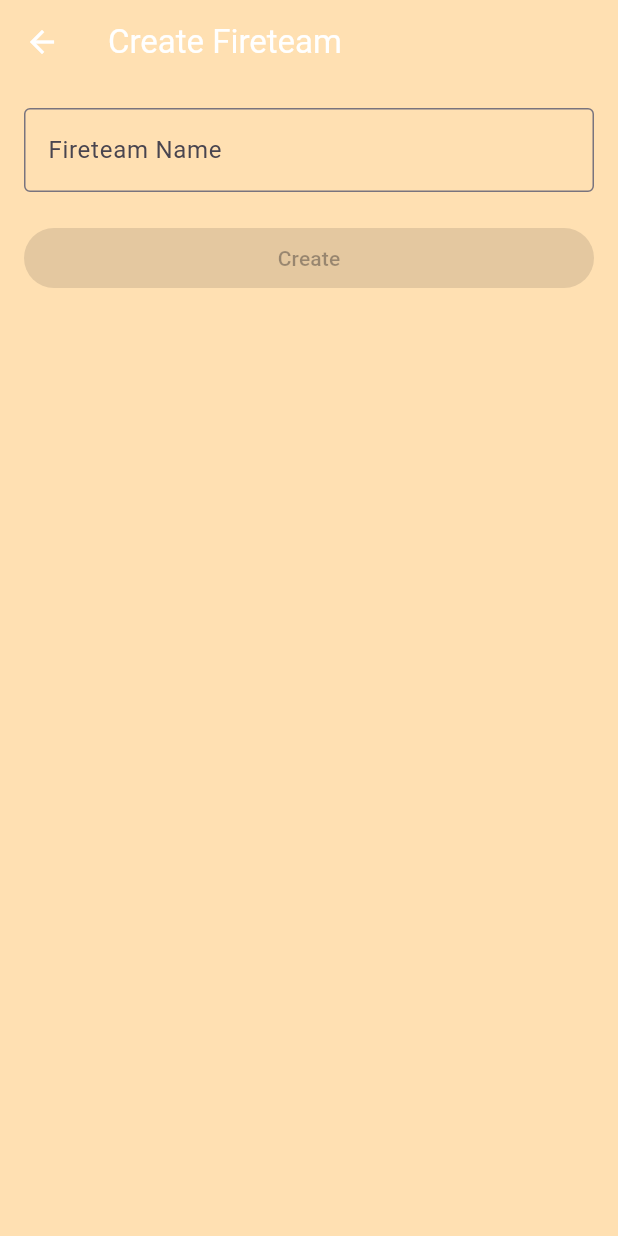
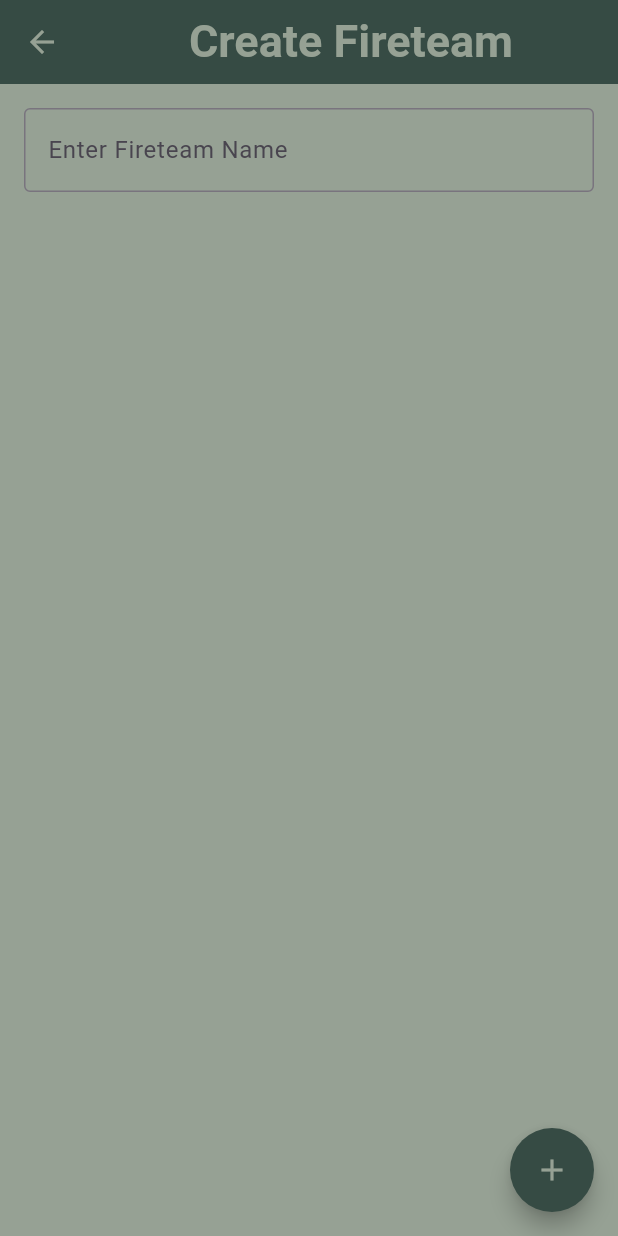
Before and after one commit to graveto/fireteam_builder, a Flutter app: the screen it shows after launch, after a tap on the "add" icon, on a phone screen of 412 x 824 dp. Run offline on Flutter 3.47's test engine with Material 3 defaults, Android fonts, the light colour scheme and no system bars.

Commit message:
Added colors and updated layout

```diff
--- a/lib/create_fireteam_widget.dart
+++ b/lib/create_fireteam_widget.dart
@@ -37,7 +37,15 @@ class _CreateFireteamWidgetState extends State<CreateFireteamWidget> {
   Widget build(BuildContext context) {
     return Scaffold(
       appBar: AppBar(
-        title: const Text('Create Fireteam'),
+        title: Center(
+          child: Text(
+            'Create Fireteam',
+            style: TextStyle(
+              fontSize: 30,
+              fontWeight: FontWeight.bold,
+            ),
+          ),
+        ),
       ),
       body: Padding(
         padding: const EdgeInsets.all(16.0),
@@ -47,12 +55,14 @@ class _CreateFireteamWidgetState extends State<CreateFireteamWidget> {
             TextField(
               controller: _fireteamNameController,
               decoration: const InputDecoration(
-                labelText: 'Fireteam Name',
+                labelText: 'Enter Fireteam Name',
                 border: OutlineInputBorder(),
               ),
             ),
-            const SizedBox(height: 20),
-            ElevatedButton(
+          ],
+        ),
+      ),
+      floatingActionButton: FloatingActionButton(
         onPressed: _fireteamName.trim().isEmpty
             ? null
             : () {
@@ -65,11 +75,12 @@ class _CreateFireteamWidgetState extends State<CreateFireteamWidget> {
                 // Call the callback function to add the fireteam to the list
                 widget.onFireteamCreated(newFireteam);
               },
-              child: const Text('Create'),
+        shape: const CircleBorder(),
+        backgroundColor: Color.fromARGB(255, 54, 75, 68),
+        foregroundColor: Color.fromARGB(255, 150, 161, 148),
+        child: const Icon(Icons.add),
       ),
-          ],
-        ),
-      ),
+      floatingActionButtonLocation: FloatingActionButtonLocation.endFloat,
     );
   }
 }
--- a/lib/fireteam_list.dart
+++ b/lib/fireteam_list.dart
@@ -88,9 +88,12 @@ class _FireteamListWidgetState extends State<FireteamListWidget> {
               alignment: Alignment.bottomCenter,
               child: Padding(
                 padding: const EdgeInsets.only(bottom: 100.0),
-                child: const Text(
+                child: Text(
                   'Build your first fireteam',
-                  style: TextStyle(fontSize: 18),
+                  style: TextStyle(
+                    fontSize: 20,
+                    color: Color.fromARGB(255, 54, 75, 68),
+                  ),
                 ),
               ),
             )
@@ -100,12 +103,23 @@ class _FireteamListWidgetState extends State<FireteamListWidget> {
               itemBuilder: (context, index) {
                 final fireteam = _fireteams[index];
                 return ListTile(
-                  title: Text(fireteam.name),
+                  title: Text(
+                    fireteam.name,
+                    style: TextStyle(
+                      fontSize: 22,
+                      fontWeight: FontWeight.bold,
+                      color: Color.fromARGB(255, 54, 75, 68),
+                    ),
+                  ),
                   subtitle: Text(
                     fireteam.fighters
                         .map((fighter) => fighter.name)
                         .toList()
                         .join(', '),
+                    style: TextStyle(
+                      fontSize: 18,
+                      color: Color.fromARGB(255, 54, 75, 68),
+                    ),
                   ),
                   // Add more details or actions here if needed
                 );
@@ -144,6 +158,10 @@ class _FireteamListWidgetState extends State<FireteamListWidget> {
                   ),
                 );
               },
+              backgroundColor: Color.fromARGB(255, 54, 75, 68),
+              foregroundColor: Color.fromARGB(255, 150, 161, 148),
+              // Light green foreground (icon)
+              shape: const CircleBorder(),
               child: const Icon(Icons.add),
             ),
           ),
--- a/lib/main.dart
+++ b/lib/main.dart
@@ -19,10 +19,10 @@ class MyApp extends StatelessWidget {
     return MaterialApp(
       debugShowCheckedModeBanner: false,
       theme: ThemeData(
-        scaffoldBackgroundColor: Colors.orange[100],
+        scaffoldBackgroundColor: Color.fromARGB(255, 150, 161, 148),
         appBarTheme: AppBarTheme(
-          backgroundColor: Colors.orange[100],
-          foregroundColor: Colors.white,
+          backgroundColor: Color.fromARGB(255, 54, 75, 68),
+          foregroundColor: Color.fromARGB(255, 150, 161, 148),
         ),
       ),
       home: Scaffold(
@@ -31,7 +31,8 @@ class MyApp extends StatelessWidget {
             child: Text(
               'Fireteams',
               style: TextStyle(
-                color: Colors.green[900],
+                fontSize: 30,
+                fontWeight: FontWeight.bold,
               ),
             ),
           ),
```
Also changed, not shown: lib/fighter_list.dart (+24 -8 lines). Lines whose indentation alone changed are shown as unchanged.
